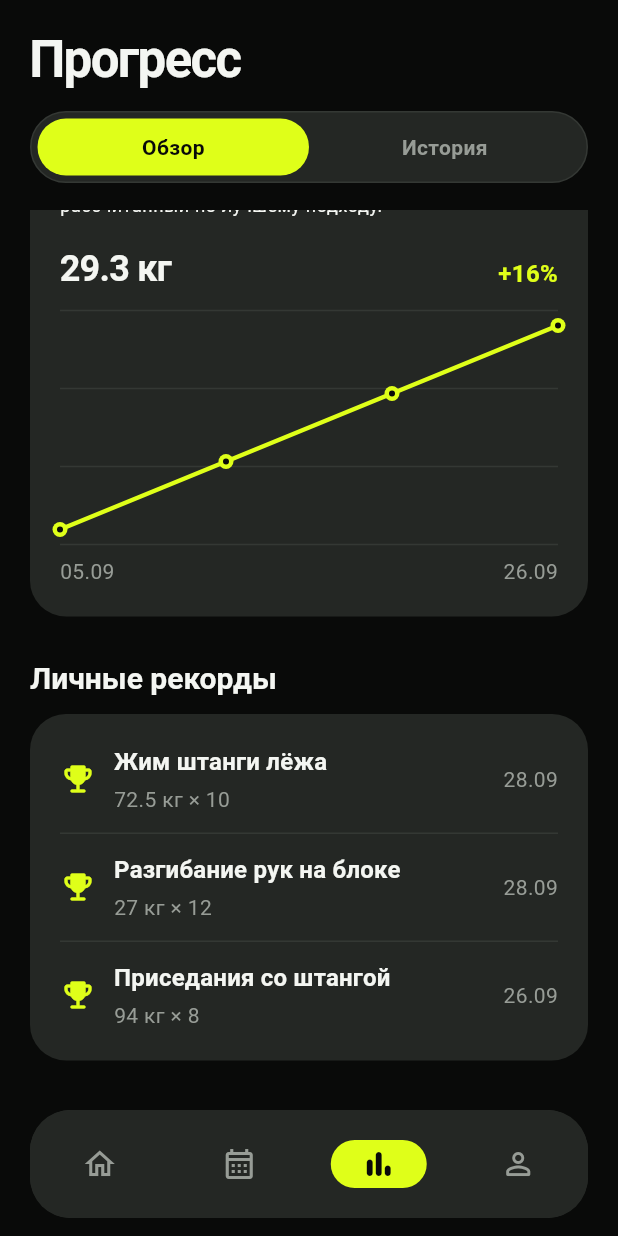
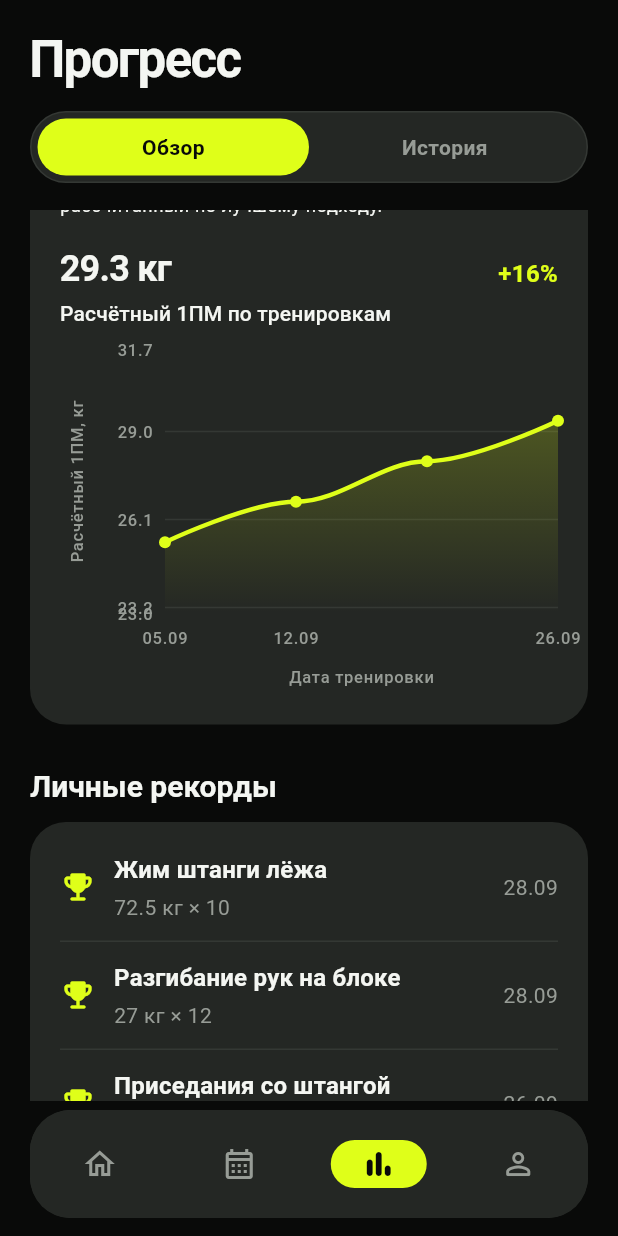
Before and after one commit to dima-prezhentsov/gym-training-app, a Flutter app: the screen it shows after launch, item 3 of the bottom bar chosen, scrolled down 576 dp, on a phone screen of 412 x 824 dp. Run offline on Flutter 3.47's test engine with Material 3 defaults, Android fonts, the phone set to English and light mode, and no system bars; drawn by our look-alikes of fl_chart; our stand-ins replace go_router; missing offline and left inert: dart:js_interop, serverpod_auth_core_client, serverpod_auth_core_flutter, serverpod_auth_idp_client, serverpod_client, serverpod_flutter; Roboto replaces fonts that are missing (Arial).

Commit message:
feat: improve progress charts

```diff
--- a/lib/ui/features/progress/views/progress_screen.dart
+++ b/lib/ui/features/progress/views/progress_screen.dart
@@ -1,5 +1,6 @@
 import 'dart:math' as math;
 
+import 'package:fl_chart/fl_chart.dart';
 import 'package:flutter/material.dart';
 import 'package:go_router/go_router.dart';
 import 'package:provider/provider.dart';
@@ -464,9 +465,26 @@ class _ProgressChart extends StatelessWidget {
   @override
   Widget build(BuildContext context) {
     final values = points.map((point) => point.valueFor(metric)).toList();
+    final spots = List.generate(
+      values.length,
+      (index) => FlSpot(index.toDouble(), values[index]),
+    );
     final latest = values.last;
     final first = values.first;
     final delta = first == 0 ? 0.0 : (latest - first) / first * 100;
+    final minValue = values.reduce(math.min);
+    final maxValue = values.reduce(math.max);
+    final padding = math.max(
+      math.max((maxValue - minValue) * 0.12, maxValue.abs() * 0.08),
+      1,
+    );
+    final minY = math.max(0, minValue - padding).toDouble();
+    final maxY = maxValue + padding;
+    final yInterval = (maxY - minY) / 3;
+    final labelIndexes = {0, (points.length - 1) ~/ 2, points.length - 1};
+    final axisStyle = Theme.of(
+      context,
+    ).textTheme.labelSmall?.copyWith(color: AppColors.textSecondary);
     return Semantics(
       label:
           '${metric.label}: последнее значение ${_formatMetric(latest, metric)}, изменение ${delta.toStringAsFixed(0)} процентов',
@@ -492,76 +510,128 @@ class _ProgressChart extends StatelessWidget {
               ),
             ],
           ),
+          const SizedBox(height: 6),
+          Text(
+            '${metric.label} по тренировкам',
+            style: Theme.of(context).textTheme.titleSmall,
+          ),
           const SizedBox(height: 14),
           SizedBox(
-            height: 156,
-            child: CustomPaint(
-              painter: _ProgressChartPainter(values: values),
-              child: const SizedBox.expand(),
+            height: 230,
+            child: LineChart(
+              LineChartData(
+                minX: 0,
+                maxX: math.max(1, points.length - 1).toDouble(),
+                minY: minY,
+                maxY: maxY,
+                gridData: FlGridData(
+                  drawVerticalLine: false,
+                  horizontalInterval: yInterval,
+                  getDrawingHorizontalLine: (_) =>
+                      const FlLine(color: AppColors.outline, strokeWidth: 1),
+                ),
+                borderData: FlBorderData(show: false),
+                titlesData: FlTitlesData(
+                  topTitles: const AxisTitles(
+                    sideTitles: SideTitles(showTitles: false),
+                  ),
+                  rightTitles: const AxisTitles(
+                    sideTitles: SideTitles(showTitles: false),
+                  ),
+                  leftTitles: AxisTitles(
+                    axisNameWidget: Text(
+                      _metricAxisLabel(metric),
+                      style: axisStyle,
+                    ),
+                    axisNameSize: 22,
+                    sideTitles: SideTitles(
+                      showTitles: true,
+                      reservedSize: 48,
+                      interval: yInterval,
+                      getTitlesWidget: (value, meta) => SideTitleWidget(
+                        meta: meta,
+                        space: 8,
+                        child: Text(_formatAxisValue(value), style: axisStyle),
+                      ),
+                    ),
+                  ),
+                  bottomTitles: AxisTitles(
+                    axisNameWidget: Text('Дата тренировки', style: axisStyle),
+                    axisNameSize: 24,
+                    sideTitles: SideTitles(
+                      showTitles: true,
+                      reservedSize: 30,
+                      interval: 1,
+                      getTitlesWidget: (value, meta) {
+                        final index = value.round();
+                        if (index < 0 ||
+                            index >= points.length ||
+                            !labelIndexes.contains(index)) {
+                          return const SizedBox.shrink();
+                        }
+                        return SideTitleWidget(
+                          meta: meta,
+                          space: 8,
+                          child: Text(
+                            _shortDate(points[index].date),
+                            style: axisStyle,
+                          ),
+                        );
+                      },
+                    ),
+                  ),
+                ),
+                lineTouchData: LineTouchData(
+                  touchTooltipData: LineTouchTooltipData(
+                    getTooltipColor: (_) => AppColors.surfaceRaised,
+                    tooltipBorder: const BorderSide(color: AppColors.outline),
+                    fitInsideHorizontally: true,
+                    fitInsideVertically: true,
+                    getTooltipItems: (touchedSpots) => touchedSpots
+                        .map((spot) {
+                          final index = spot.x.round();
+                          return LineTooltipItem(
+                            '${_shortDate(points[index].date)}\n${_formatMetric(spot.y, metric)}',
+                            const TextStyle(
+                              color: AppColors.textPrimary,
+                              fontWeight: FontWeight.w700,
+                            ),
+                          );
+                        })
+                        .toList(growable: false),
+                  ),
+                ),
+                lineBarsData: [
+                  LineChartBarData(
+                    spots: spots,
+                    color: AppColors.lime,
+                    barWidth: 3,
+                    isCurved: points.length > 2,
+                    preventCurveOverShooting: true,
+                    isStrokeCapRound: true,
+                    dotData: const FlDotData(show: true),
+                    belowBarData: BarAreaData(
+                      show: true,
+                      gradient: LinearGradient(
+                        begin: Alignment.topCenter,
+                        end: Alignment.bottomCenter,
+                        colors: [
+                          AppColors.lime.withValues(alpha: 0.22),
+                          AppColors.lime.withValues(alpha: 0),
+                        ],
+                      ),
+                    ),
+                  ),
+                ],
+              ),
+              duration: const Duration(milliseconds: 350),
+              curve: Curves.easeOutCubic,
             ),
-          ),
-          const SizedBox(height: 8),
-          Row(
-            mainAxisAlignment: MainAxisAlignment.spaceBetween,
-            children: [
-              Text(_shortDate(points.first.date)),
-              Text(_shortDate(points.last.date)),
-            ],
           ),
         ],
       ),
     );
   }
-}
-
-class _ProgressChartPainter extends CustomPainter {
-  const _ProgressChartPainter({required this.values});
-
-  final List<double> values;
-
-  @override
-  void paint(Canvas canvas, Size size) {
-    final gridPaint = Paint()
-      ..color = AppColors.outline
-      ..strokeWidth = 1;
-    for (var index = 0; index < 4; index++) {
-      final y = size.height * index / 3;
-      canvas.drawLine(Offset(0, y), Offset(size.width, y), gridPaint);
-    }
-
-    final minValue = values.reduce(math.min);
-    final maxValue = values.reduce(math.max);
-    final range = math.max(maxValue - minValue, 1).toDouble();
-    final points = List.generate(values.length, (index) {
-      final x = values.length == 1
-          ? size.width / 2
-          : size.width * index / (values.length - 1);
-      final normalized = (values[index] - minValue) / range;
-      return Offset(x, size.height - 10 - normalized * (size.height - 20));
-    });
-    final linePaint = Paint()
-      ..color = AppColors.lime
-      ..strokeWidth = 3
-      ..strokeCap = StrokeCap.round
-      ..style = PaintingStyle.stroke;
-    final path = Path()..moveTo(points.first.dx, points.first.dy);
-    for (final point in points.skip(1)) {
-      path.lineTo(point.dx, point.dy);
-    }
-    canvas.drawPath(path, linePaint);
-
-    final dotPaint = Paint()..color = AppColors.lime;
-    final innerPaint = Paint()..color = AppColors.background;
-    for (final point in points) {
-      canvas
-        ..drawCircle(point, 5, dotPaint)
-        ..drawCircle(point, 2, innerPaint);
-    }
-  }
-
-  @override
-  bool shouldRepaint(covariant _ProgressChartPainter oldDelegate) =>
-      oldDelegate.values != values;
 }
 
 class _PersonalRecordsCard extends StatelessWidget {
@@ -741,6 +811,20 @@ String _formatMetric(double value, ExerciseProgressMetric metric) {
   return '${_formatNumber(value)} $suffix';
 }
 
+String _metricAxisLabel(ExerciseProgressMetric metric) => switch (metric) {
+  ExerciseProgressMetric.estimatedMax => 'Расчётный 1ПМ, кг',
+  ExerciseProgressMetric.maxWeight => 'Макс. вес, кг',
+  ExerciseProgressMetric.volume => 'Объём, кг',
+};
+
+String _formatAxisValue(double value) {
+  if (value.abs() >= 1000) {
+    final thousands = value / 1000;
+    return '${thousands.toStringAsFixed(thousands >= 10 ? 0 : 1)} тыс.';
+  }
+  return _formatNumber(value);
+}
+
 String _formatNumber(double value) => value == value.roundToDouble()
     ? value.toInt().toString()
     : value.toStringAsFixed(1);
--- a/pubspec.yaml
+++ b/pubspec.yaml
@@ -40,6 +40,7 @@ dependencies:
   go_router: ^17.5.0
   serverpod_auth_core_flutter: 3.4.13
   serverpod_flutter: 3.4.13
+  fl_chart: ^1.2.0
 
 dev_dependencies:
   flutter_test:
```
Also changed, not shown: pubspec.lock, 1 other file.
